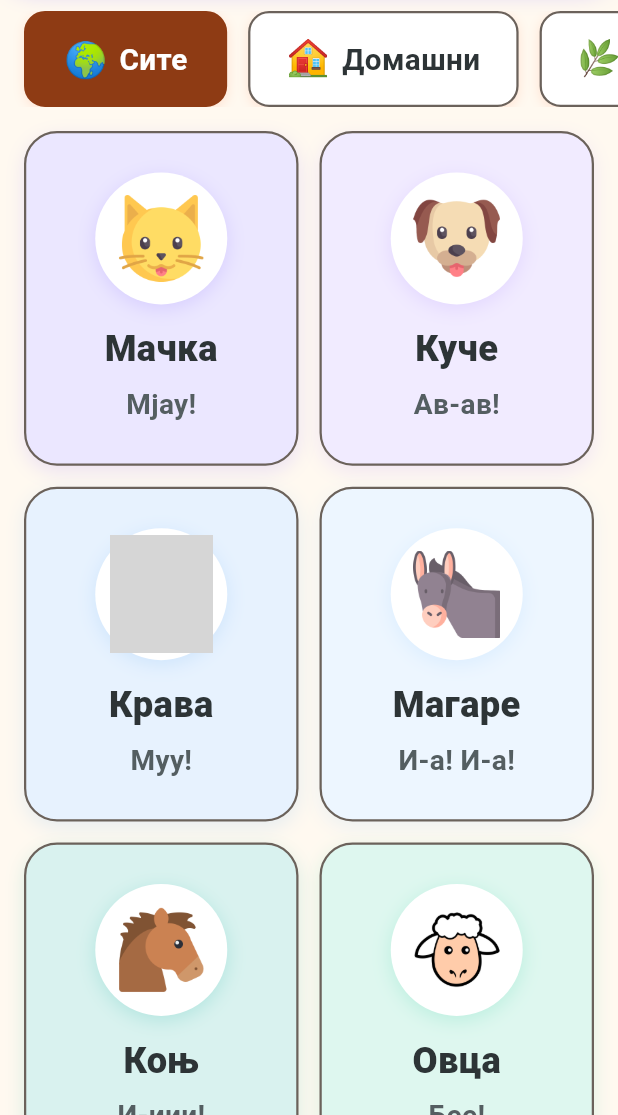
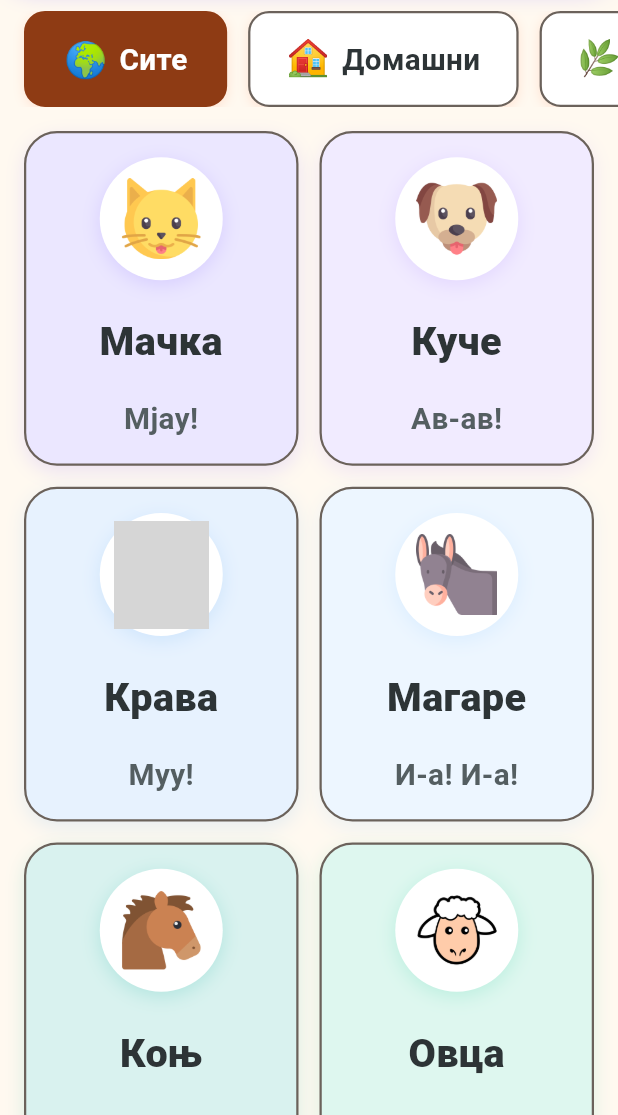
Before and after one commit to ninamarkovska/kids-learn, a Flutter app: the AnimalsScreen screen opened directly, on a phone screen of 412 x 824 dp, the part 121-1236 px from its top. Run offline on Flutter 3.47's test engine with Material 3 defaults, Android fonts, the light colour scheme and no system bars; our stand-ins replace audioplayers, vibration; grey boxes are pictures that could not be loaded.

Commit message:
Update home cards

```diff
--- a/lib/features/animals/widgets/animal_card.dart
+++ b/lib/features/animals/widgets/animal_card.dart
@@ -1,7 +1,6 @@
 import 'package:flutter/material.dart';
 import '../models/animal_model.dart';
 import '../../../core/accessibility/accessibility_settings.dart';
-import '../../../core/constants/dimensions.dart';
 import '../../../core/services/vibration_service.dart';
 
 class AnimalCard extends StatefulWidget {
@@ -37,7 +36,7 @@ class _AnimalCardState extends State<AnimalCard>
 
     _scaleAnim = Tween<double>(
       begin: 1.0,
-      end: 0.98,
+      end: 0.97,
     ).animate(
       CurvedAnimation(parent: _controller, curve: Curves.easeInOut),
     );
@@ -67,7 +66,7 @@ class _AnimalCardState extends State<AnimalCard>
       child: ScaleTransition(
         scale: _scaleAnim,
         child: Container(
-          padding: const EdgeInsets.all(18),
+          padding: const EdgeInsets.symmetric(horizontal: 14, vertical: 16),
           decoration: BoxDecoration(
             color: lightColor,
             borderRadius: BorderRadius.circular(22),
@@ -83,12 +82,12 @@ class _AnimalCardState extends State<AnimalCard>
               ),
             ],
           ),
+
           child: Column(
-            mainAxisAlignment: MainAxisAlignment.center,
             children: [
               Container(
-                width: 88,
-                height: 88,
+                width: 82,
+                height: 82,
                 decoration: BoxDecoration(
                   color: palette.controlBackground,
                   shape: BoxShape.circle,
@@ -103,30 +102,35 @@ class _AnimalCardState extends State<AnimalCard>
                 child: Center(
                   child: Image.asset(
                     widget.animal.imagePath,
-                    width: 58,
-                    height: 58,
+                    width: 54,
+                    height: 54,
                     fit: BoxFit.contain,
                     errorBuilder: (_, __, ___) => Text(
                       widget.animal.emoji,
-                      style: const TextStyle(fontSize: 50),
+                      style: const TextStyle(fontSize: 46),
                     ),
                   ),
                 ),
               ),
 
-              const SizedBox(height: 12),
+              const SizedBox(height: 10),
 
-              Padding(
-                padding: const EdgeInsets.symmetric(horizontal: 4),
+              Expanded(
+                child: Center(
+                  child: Padding(
+                    padding: const EdgeInsets.symmetric(horizontal: 2),
                     child: Text(
                       widget.animal.name,
                       textAlign: TextAlign.center,
                       maxLines: 2,
                       overflow: TextOverflow.ellipsis,
                       style: TextStyle(
-                    fontSize: 22,
+                        fontSize: 24,
                         fontWeight: FontWeight.w800,
+                        height: 1.15,
                         color: palette.textPrimary,
+                      ),
+                    ),
                   ),
                 ),
               ),
@@ -135,9 +139,12 @@ class _AnimalCardState extends State<AnimalCard>
 
               Text(
                 widget.animal.sound,
+                textAlign: TextAlign.center,
+                maxLines: 1,
+                overflow: TextOverflow.ellipsis,
                 style: TextStyle(
-                  fontSize: 17,
-                  fontWeight: FontWeight.w600,
+                  fontSize: 18,
+                  fontWeight: FontWeight.w700,
                   color: palette.textSecondary,
                 ),
               ),
```
Also changed, not shown: lib/features/quiz/screens/quiz_screen.dart (+56 -35 lines). Lines whose indentation alone changed are shown as unchanged.
